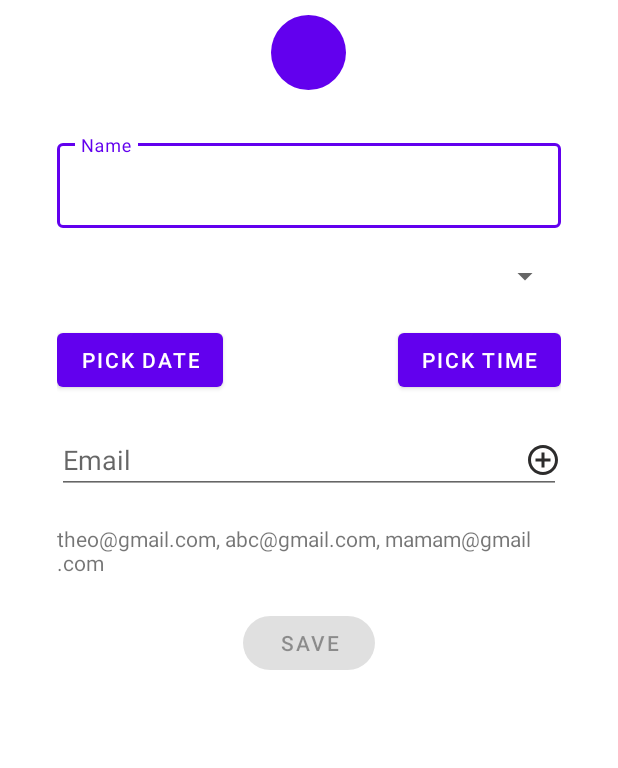
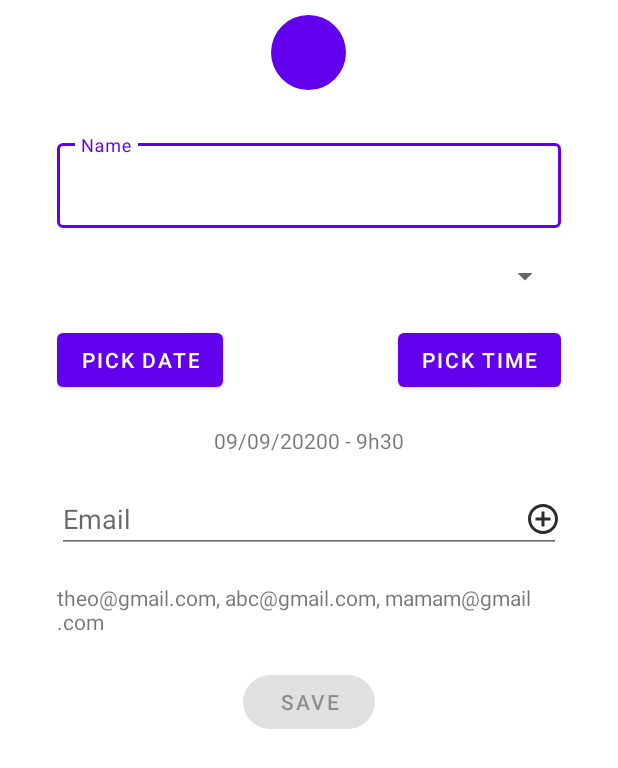
Before and after one commit to CesTheo47/P4_Mareu, an Android app: the layout activity_create_meeting.xml on its own in the app's theme, with its tools: preview values and no code run, on a phone screen of 412 x 824 dp. Shown: the top 768 px of the screen. Run offline under Robolectric (Android 15) with nearby library versions, the phone set to English and light mode, and no system bars.

Commit message:
create txtV date & tim picker

```diff
--- a/app/src/main/java/com/example/maru/ui/AddMeetingActivity.java
+++ b/app/src/main/java/com/example/maru/ui/AddMeetingActivity.java
@@ -97,6 +97,10 @@ public class AddMeetingActivity extends AppCompatActivity {
         binding.txtEmailList.setText(sb.toString());
     }
 
+    private void setDatePickerDialog(){
+
+    }
+
 
 
 
--- a/app/src/main/res/layout/activity_create_meeting.xml
+++ b/app/src/main/res/layout/activity_create_meeting.xml
@@ -66,6 +66,7 @@
                 app:layout_constraintStart_toStartOf="parent"
                 app:layout_constraintTop_toTopOf="parent" />
 
+
             <Button
                 android:layout_width="wrap_content"
                 android:layout_height="wrap_content"
@@ -76,6 +77,16 @@
                 app:layout_constraintTop_toTopOf="parent" />
 
         </androidx.constraintlayout.widget.ConstraintLayout>
+
+        <TextView
+            android:id="@+id/txt_date_time"
+            android:layout_width="wrap_content"
+            android:layout_height="wrap_content"
+            android:layout_gravity="center"
+            android:layout_marginStart="20dp"
+            android:layout_marginTop="20dp"
+            android:layout_marginEnd="20dp"
+            tools:text="09/09/20200 - 9h30" />
 
 
         <androidx.constraintlayout.widget.ConstraintLayout
```
